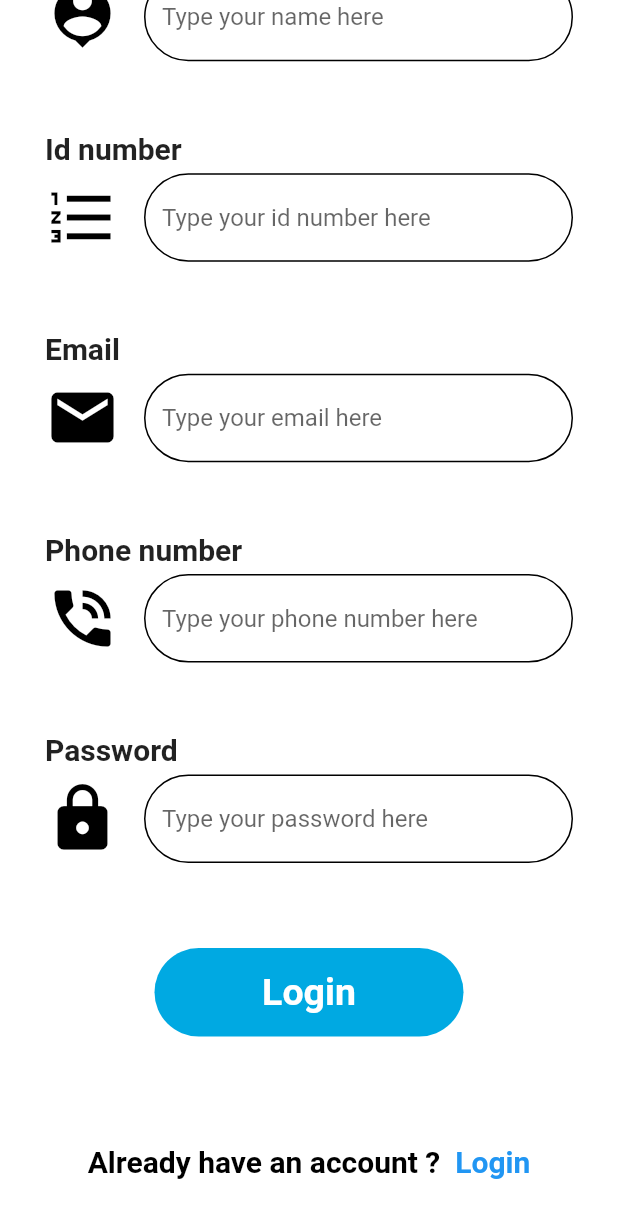
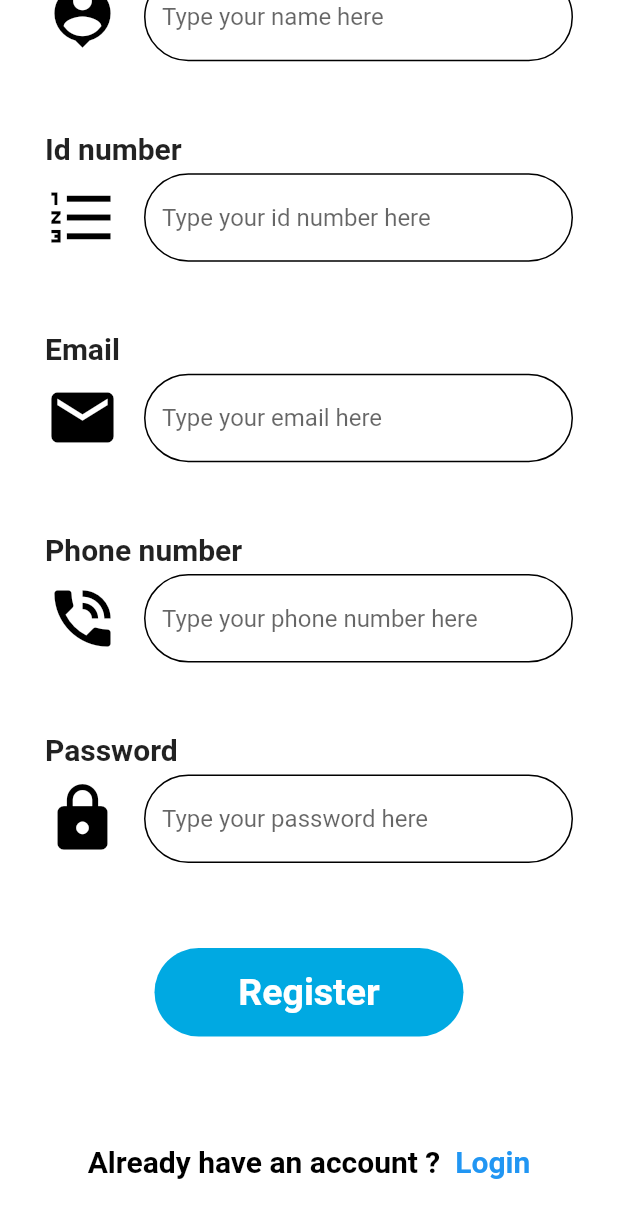
Before and after one commit to buingohoanglong/bkconnect, a Flutter app: the SignUpPage screen opened directly, scrolled down 412 dp, on a phone screen of 412 x 824 dp. Shown: the top 1218 px of the screen. Run offline on Flutter 3.47's test engine with Material 2 defaults, Android fonts, the light colour scheme and no system bars.

Commit message:
new changes

```diff
--- a/lib/loginPage.dart
+++ b/lib/loginPage.dart
@@ -58,6 +58,7 @@ class _LoginPageState extends State<LoginPage> {
                         FormField(
                           builder: (FormFieldState<String> state) {
                             return wgt.SubmitButton(
+                              text: "Login",
                               onTap: () {
                                 _key.currentState.save();
                                 print("Name: ${_info.getName()}");
--- a/lib/signupPage.dart
+++ b/lib/signupPage.dart
@@ -78,6 +78,7 @@ class _SignUpPageState extends State<SignUpPage> {
                       FormField(
                         builder: (FormFieldState<String> state) {
                           return wgt.SubmitButton(
+                            text: "Register",
                             onTap: () {
                               _key.currentState.save();
                               print("Name: ${_info.getName()}");
--- a/lib/widgets.dart
+++ b/lib/widgets.dart
@@ -78,9 +78,10 @@ class EntryField extends StatelessWidget {
 
 class SubmitButton extends StatelessWidget {
 
+  String text;
   GestureTapCallback onTap;
 
-  SubmitButton({this.onTap});
+  SubmitButton({this.text, this.onTap});
 
   @override
   Widget build(BuildContext context) {
@@ -96,7 +97,7 @@ class SubmitButton extends StatelessWidget {
             color: Theme.of(context).buttonColor
         ),
         child: Text(
-          'Login',
+          text,
           style: TextStyle(fontSize: 25, fontWeight: FontWeight.w600, color: Colors.white,),
         ),
       ),
```
Also changed, not shown: lib/forgotPasswordPage.dart (+12 -6 lines).
